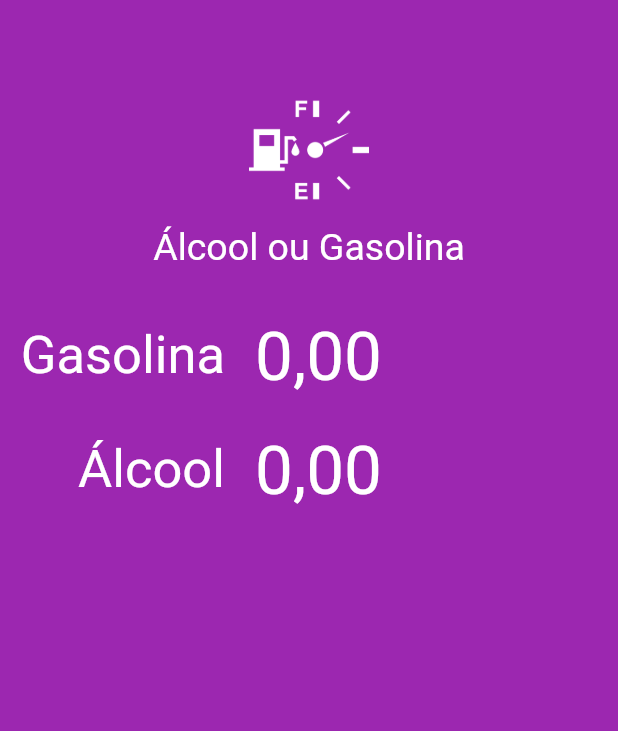
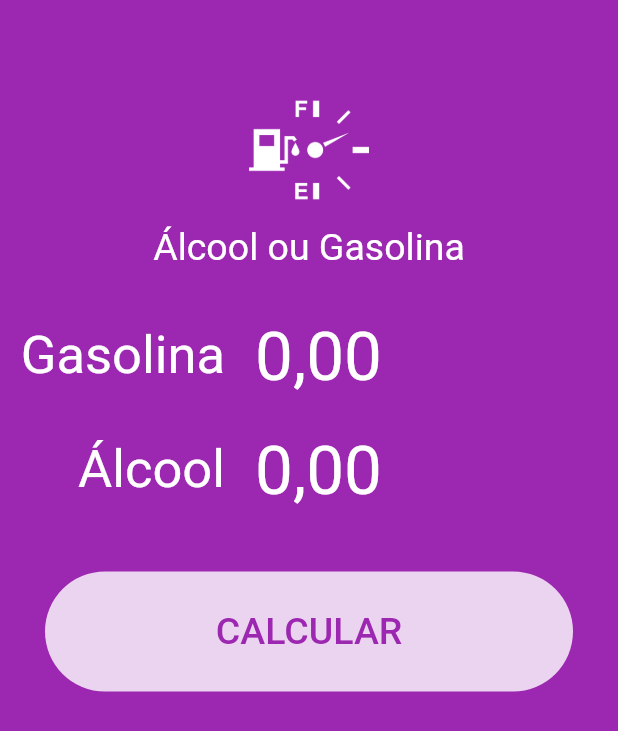
Before and after one commit to viniciusaugutis/flutter-alc-gasolina, a Flutter app: the screen it shows after launch, on a phone screen of 412 x 824 dp. Shown: the top 731 px of the screen. Run offline on Flutter 3.47's test engine with Material 2 defaults, Android fonts, the phone set to English and light mode, and no system bars; our stand-ins replace flutter_masked_text; Roboto replaces fonts that are missing (Big Shoulders Display).

Commit message:
Incluindo botão de calcular

```diff
--- a/lib/main.dart
+++ b/lib/main.dart
@@ -34,7 +34,23 @@ class HomePage extends StatelessWidget {
         body: ListView(children: <Widget>[
           Logo(),
           Input(ctr: _gasCtrl, label: "Gasolina"),
-          Input(ctr: _alcCtrl, label: "Álcool")
+          Input(ctr: _alcCtrl, label: "Álcool"),
+          Container(
+              margin: EdgeInsets.all(30),
+              height: 80,
+              decoration: BoxDecoration(
+                  color: Colors.white.withOpacity(0.8),
+                  borderRadius: BorderRadius.circular(60)),
+              child: FlatButton(
+                child: Text(
+                  "CALCULAR",
+                  style: TextStyle(
+                      color: Theme.of(context).primaryColor,
+                      fontSize: 25,
+                      fontFamily: 'Big Shoulders Display'),
+                ),
+                onPressed: () {},
+              ))
         ]));
   }
 }
```
